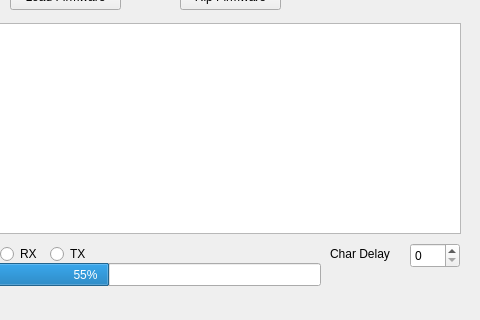
Before: the Qt Designer form src/freeems_loader.ui in seank/freeems-loader, drawn with Qt 5; both pictures show x 320 to 800 and y 227 to 547 of the 800 by 547 pixel window.
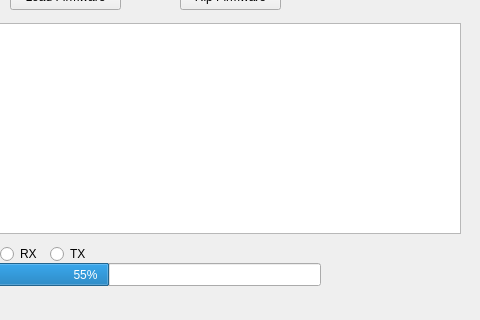
After: the same form once the commit is applied. The open tabs and pages were chosen to show the change. Icons and pictures are not drawn.

Commit message: removed char delay box

Patch:
```diff
--- a/src/freeems_loader.ui
+++ b/src/freeems_loader.ui
@@ -362,29 +362,6 @@
     </widget>
    </widget>
   </widget>
-  <widget class="QSpinBox" name="spinBox">
-   <property name="geometry">
-    <rect>
-     <x>730</x>
-     <y>470</y>
-     <width>50</width>
-     <height>25</height>
-    </rect>
-   </property>
-  </widget>
-  <widget class="QLabel" name="label_8">
-   <property name="geometry">
-    <rect>
-     <x>650</x>
-     <y>470</y>
-     <width>71</width>
-     <height>21</height>
-    </rect>
-   </property>
-   <property name="text">
-    <string>Char Delay</string>
-   </property>
-  </widget>
  </widget>
  <layoutdefault spacing="6" margin="11"/>
  <resources>
```
Left out of the diff: 2 changed lines with no effect on the pictures.
